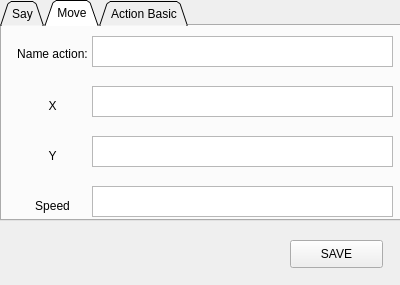
Before: the Qt Designer form AddAction.ui in DatTran262/DO_AN, drawn with Qt 5.
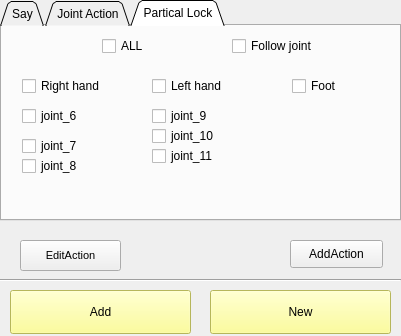
After: the same form once the commit is applied. Icons and pictures are not drawn.

What changed in the file:
```diff
--- a/AddAction.ui
+++ b/AddAction.ui
@@ -9,8 +9,8 @@
    <rect>
     <x>0</x>
     <y>0</y>
-    <width>400</width>
-    <height>285</height>
+    <width>401</width>
+    <height>336</height>
    </rect>
   </property>
   <property name="windowTitle">
@@ -35,7 +35,7 @@
     <enum>QTabWidget::Triangular</enum>
    </property>
    <property name="currentIndex">
-    <number>1</number>
+    <number>2</number>
    </property>
    <property name="iconSize">
     <size>
@@ -109,118 +109,9 @@
      </property>
     </widget>
    </widget>
-   <widget class="QWidget" name="Move">
-    <attribute name="title">
-     <string notr="true">Move</string>
-    </attribute>
-    <widget class="QTextEdit" name="txtNameMove">
-     <property name="geometry">
-      <rect>
-       <x>90</x>
-       <y>10</y>
-       <width>301</width>
-       <height>31</height>
-      </rect>
-     </property>
-    </widget>
-    <widget class="QLabel" name="lbNameMove">
-     <property name="geometry">
-      <rect>
-       <x>10</x>
-       <y>20</y>
-       <width>81</width>
-       <height>16</height>
-      </rect>
-     </property>
-     <property name="text">
-      <string>Name action:</string>
-     </property>
-     <property name="alignment">
-      <set>Qt::AlignCenter</set>
-     </property>
-    </widget>
-    <widget class="QLabel" name="lbX">
-     <property name="geometry">
-      <rect>
-       <x>10</x>
-       <y>70</y>
-       <width>81</width>
-       <height>20</height>
-      </rect>
-     </property>
-     <property name="text">
-      <string>X</string>
-     </property>
-     <property name="alignment">
-      <set>Qt::AlignCenter</set>
-     </property>
-    </widget>
-    <widget class="QLabel" name="lbY">
-     <property name="geometry">
-      <rect>
-       <x>10</x>
-       <y>120</y>
-       <width>81</width>
-       <height>20</height>
-      </rect>
-     </property>
-     <property name="text">
-      <string>Y</string>
-     </property>
-     <property name="alignment">
-      <set>Qt::AlignCenter</set>
-     </property>
-    </widget>
-    <widget class="QLabel" name="lbZ">
-     <property name="geometry">
-      <rect>
-       <x>10</x>
-       <y>170</y>
-       <width>81</width>
-       <height>20</height>
-      </rect>
-     </property>
-     <property name="text">
-      <string>Speed</string>
-     </property>
-     <property name="alignment">
-      <set>Qt::AlignCenter</set>
-     </property>
-    </widget>
-    <widget class="QTextEdit" name="txtX">
-     <property name="geometry">
-      <rect>
-       <x>90</x>
-       <y>60</y>
-       <width>301</width>
-       <height>31</height>
-      </rect>
-     </property>
-    </widget>
-    <widget class="QTextEdit" name="txtY">
-     <property name="geometry">
-      <rect>
-       <x>90</x>
-       <y>110</y>
-       <width>301</width>
-       <height>31</height>
-      </rect>
-     </property>
-    </widget>
-    <widget class="QTextEdit" name="txtZ">
-     <property name="geometry">
-      <rect>
-       <x>90</x>
-       <y>160</y>
-       <width>301</width>
-       <height>31</height>
-      </rect>
-     </property>
-    </widget>
-   </widget>
    <widget class="QWidget" name="ActionBasic">
     <attribute name="title">
-     <string>Action Basic</string>
+     <string>Joint Action</string>
     </attribute>
     <widget class="QListWidget" name="listWidgetActionBasic">
      <property name="geometry">
@@ -233,6 +124,154 @@
      </property>
     </widget>
    </widget>
+   <widget class="QWidget" name="Plock">
+    <attribute name="title">
+     <string>Partical Lock</string>
+    </attribute>
+    <widget class="QCheckBox" name="checkBoxALL">
+     <property name="geometry">
+      <rect>
+       <x>100</x>
+       <y>10</y>
+       <width>81</width>
+       <height>20</height>
+      </rect>
+     </property>
+     <property name="text">
+      <string>ALL</string>
+     </property>
+    </widget>
+    <widget class="QCheckBox" name="checkBoxHR">
+     <property name="geometry">
+      <rect>
+       <x>20</x>
+       <y>50</y>
+       <width>91</width>
+       <height>20</height>
+      </rect>
+     </property>
+     <property name="text">
+      <string>Right hand</string>
+     </property>
+    </widget>
+    <widget class="QCheckBox" name="checkBoxHL">
+     <property name="geometry">
+      <rect>
+       <x>150</x>
+       <y>50</y>
+       <width>91</width>
+       <height>20</height>
+      </rect>
+     </property>
+     <property name="text">
+      <string>Left hand</string>
+     </property>
+    </widget>
+    <widget class="QCheckBox" name="checkBoxF">
+     <property name="geometry">
+      <rect>
+       <x>290</x>
+       <y>50</y>
+       <width>91</width>
+       <height>20</height>
+      </rect>
+     </property>
+     <property name="text">
+      <string>Foot</string>
+     </property>
+    </widget>
+    <widget class="QCheckBox" name="checkBoxFJ">
+     <property name="geometry">
+      <rect>
+       <x>230</x>
+       <y>10</y>
+       <width>101</width>
+       <height>20</height>
+      </rect>
+     </property>
+     <property name="text">
+      <string>Follow joint</string>
+     </property>
+    </widget>
+    <widget class="QCheckBox" name="checkBoxH_9">
+     <property name="geometry">
+      <rect>
+       <x>150</x>
+       <y>80</y>
+       <width>91</width>
+       <height>20</height>
+      </rect>
+     </property>
+     <property name="text">
+      <string>joint_9</string>
+     </property>
+    </widget>
+    <widget class="QCheckBox" name="checkBoxH_10">
+     <property name="geometry">
+      <rect>
+       <x>150</x>
+       <y>100</y>
+       <width>91</width>
+       <height>20</height>
+      </rect>
+     </property>
+     <property name="text">
+      <string>joint_10</string>
+     </property>
+    </widget>
+    <widget class="QCheckBox" name="checkBoxH_11">
+     <property name="geometry">
+      <rect>
+       <x>150</x>
+       <y>120</y>
+       <width>91</width>
+       <height>20</height>
+      </rect>
+     </property>
+     <property name="text">
+      <string>joint_11</string>
+     </property>
+    </widget>
+    <widget class="QCheckBox" name="checkBoxH_6">
+     <property name="geometry">
+      <rect>
+       <x>20</x>
+       <y>80</y>
+       <width>91</width>
+       <height>20</height>
+      </rect>
+     </property>
+     <property name="text">
+      <string>joint_6</string>
+     </property>
+    </widget>
+    <widget class="QCheckBox" name="checkBoxH_7">
+     <property name="geometry">
+      <rect>
+       <x>20</x>
+       <y>110</y>
+       <width>91</width>
+       <height>20</height>
+      </rect>
+     </property>
+     <property name="text">
+      <string>joint_7</string>
+     </property>
+    </widget>
+    <widget class="QCheckBox" name="checkBoxH_8">
+     <property name="geometry">
+      <rect>
+       <x>20</x>
+       <y>130</y>
+       <width>91</width>
+       <height>20</height>
+      </rect>
+     </property>
+     <property name="text">
+      <string>joint_8</string>
+     </property>
+    </widget>
+   </widget>
   </widget>
   <widget class="QPushButton" name="btnSAVE">
    <property name="geometry">
@@ -244,7 +283,97 @@
     </rect>
    </property>
    <property name="text">
-    <string>SAVE</string>
+    <string>AddAction</string>
+   </property>
+  </widget>
+  <widget class="Line" name="line">
+   <property name="geometry">
+    <rect>
+     <x>0</x>
+     <y>270</y>
+     <width>401</width>
+     <height>20</height>
+    </rect>
+   </property>
+   <property name="orientation">
+    <enum>Qt::Horizontal</enum>
+   </property>
+  </widget>
+  <widget class="QPushButton" name="AddPoseButton">
+   <property name="geometry">
+    <rect>
+     <x>10</x>
+     <y>290</y>
+     <width>181</width>
+     <height>44</height>
+    </rect>
+   </property>
+   <property name="styleSheet">
+    <string notr="true">background-color: rgb(255, 255, 127);</string>
+   </property>
+   <property name="text">
+    <string>Add</string>
+   </property>
+   <property name="icon">
+    <iconset>
+     <normalon>C:/Users/Dat/OneDrive/Desktop/Nhap_mon_tuong_tac_nguoi_may-main/pose.jpg</normalon>
+    </iconset>
+   </property>
+   <property name="iconSize">
+    <size>
+     <width>34</width>
+     <height>35</height>
+    </size>
+   </property>
+  </widget>
+  <widget class="QPushButton" name="NewPoseButton">
+   <property name="geometry">
+    <rect>
+     <x>210</x>
+     <y>290</y>
+     <width>181</width>
+     <height>44</height>
+    </rect>
+   </property>
+   <property name="styleSheet">
+    <string notr="true">background-color: rgb(255, 255, 127);</string>
+   </property>
+   <property name="text">
+    <string>New</string>
+   </property>
+   <property name="icon">
+    <iconset>
+     <normalon>C:/Users/Dat/OneDrive/Desktop/Nhap_mon_tuong_tac_nguoi_may-main/pose.jpg</normalon>
+    </iconset>
+   </property>
+   <property name="iconSize">
+    <size>
+     <width>35</width>
+     <height>35</height>
+    </size>
+   </property>
+  </widget>
+  <widget class="QPushButton" name="btnJointAction">
+   <property name="enabled">
+    <bool>true</bool>
+   </property>
+   <property name="geometry">
+    <rect>
+     <x>20</x>
+     <y>240</y>
+     <width>101</width>
+     <height>31</height>
+    </rect>
+   </property>
+   <property name="font">
+    <font>
+     <pointsize>8</pointsize>
+     <weight>50</weight>
+     <bold>false</bold>
+    </font>
+   </property>
+   <property name="text">
+    <string>EditAction</string>
    </property>
   </widget>
  </widget>
```
Left out of the diff: 2 changed lines with no effect on the pictures.
